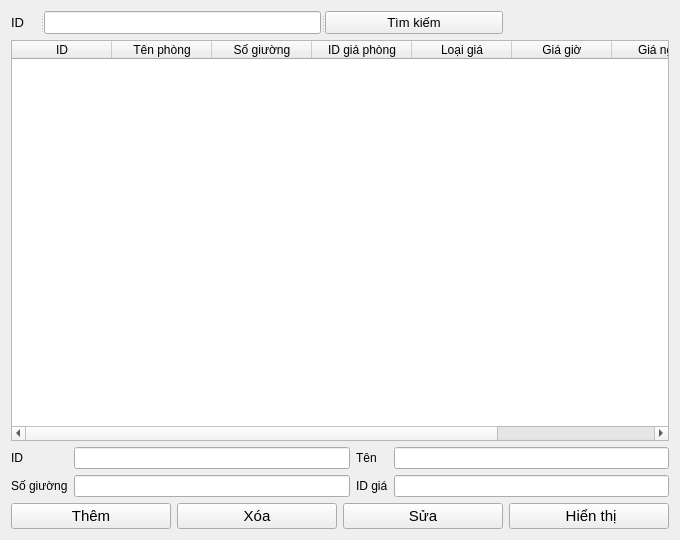
Qt form view/phong_va_giaphong/ql_phong.ui (loimaxto/DoAnPython) before a commit.
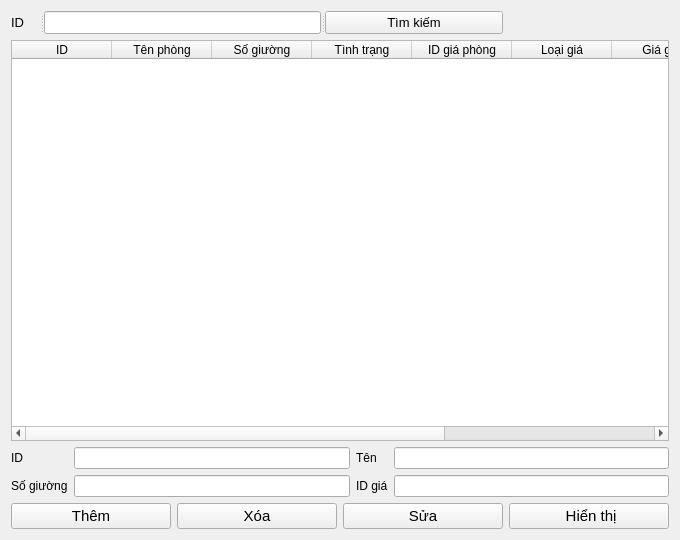
The same form after that commit.

```diff
--- a/view/phong_va_giaphong/ql_phong.ui
+++ b/view/phong_va_giaphong/ql_phong.ui
@@ -51,7 +51,7 @@
    <item row="1" column="0" colspan="4">
     <widget class="QTableWidget" name="dis_pla">
      <property name="columnCount">
-      <number>8</number>
+      <number>9</number>
      </property>
      <column>
       <property name="text">
@@ -68,6 +68,11 @@
        <string>Số giường</string>
       </property>
      </column>
+     <column>
+      <property name="text">
+       <string>Tình trạng</string>
+      </property>
+     </column>
      <column>
       <property name="text">
        <string>ID giá phòng</string>
```
